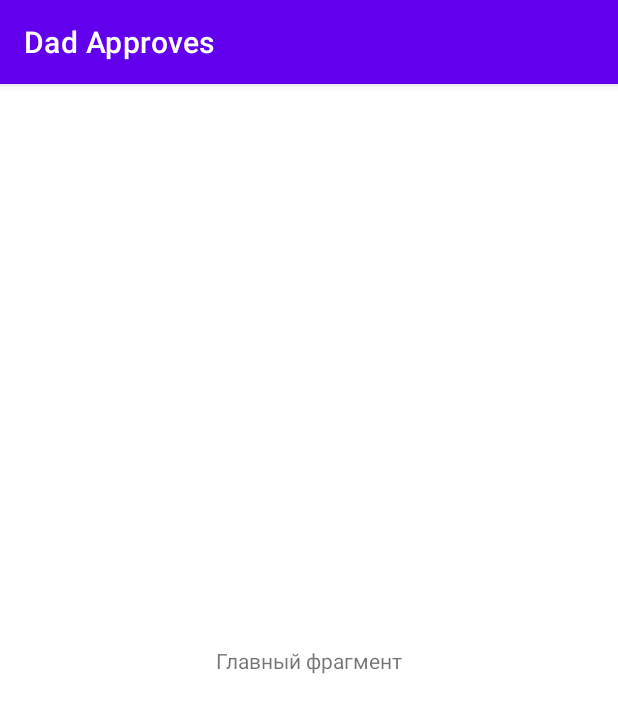
After one commit to stdimensiy/GeekBrains_Course_Popular_libraries_CP_Dad_approves_of_good_jokes_App, an Android app: the fragment MainFragment placed in its activity, on a phone screen of 412 x 824 dp. The commit adds this screen. Shown: the top 713 px of the screen. Run offline under Robolectric (Android 15) with nearby library versions, the phone set to English and light mode, and no system bars; libraries missing offline, so code that uses them is left out: com.github.terrakok.cicerone, moxy.ktx.moxyPresenter; 1 statement that could not run was skipped.

Commit message:
Проект "Папа одобряет" / старт / изм.1.2 - выполнена базовая разметка заглушек фрагментов - созданы пока базовые классы всех (4-х) фрагментов - создан ощий интерфейс BackButtonListener с функцией backPressed() - создан интерфейс IScreens имплементирующий cicerone.Screen в котором обьявлены экраны приложения (4 экрана) - создан класс AndroidScreens реализующий интерфейс IScreens и организующий непосредственно переходы к конкретным фрагментам - создан класс App наследуемый от Application добавляющий функционал cicerone в проект - внесены изменения в manifest в части объявления android:name=".App" - внесены изменения в разметку дефолтной activity_main.xml в которой организован container - создан презентер для MainActivity.kt - внесены изменения в MainActivity.kt подключен презентер, внедрен ViewBinding, реализована первичная нафигация cicerone

```diff
--- a/app/src/main/AndroidManifest.xml
+++ b/app/src/main/AndroidManifest.xml
@@ -4,6 +4,7 @@
     <uses-permission android:name="android.permission.INTERNET"/>
 
     <application
+        android:name=".App"
         android:allowBackup="true"
         android:icon="@mipmap/ic_launcher"
         android:label="@string/app_name"
--- a/app/src/main/java/ru/vdv/myapp/dadapproves/MainActivity.kt
+++ b/app/src/main/java/ru/vdv/myapp/dadapproves/MainActivity.kt
@@ -1,11 +1,40 @@
 package ru.vdv.myapp.dadapproves
 
-import androidx.appcompat.app.AppCompatActivity
 import android.os.Bundle
+import com.github.terrakok.cicerone.androidx.AppNavigator
+import moxy.MvpAppCompatActivity
+import moxy.MvpView
+import moxy.ktx.moxyPresenter
+import ru.vdv.myapp.dadapproves.databinding.ActivityMainBinding
+import ru.vdv.myapp.dadapproves.presentation.interfaces.BackButtonListener
+import ru.vdv.myapp.mygitapiapp.AndroidScreens
+import ru.vdv.myapp.mygitapiapp.MainPresenter
 
-class MainActivity : AppCompatActivity() {
+class MainActivity : MvpAppCompatActivity(), MvpView {
+    val navigator = AppNavigator(this, R.id.container)
+    private val presenter by moxyPresenter { MainPresenter(App.instance.router, AndroidScreens()) }
+    private var vb: ActivityMainBinding? = null
+
     override fun onCreate(savedInstanceState: Bundle?) {
         super.onCreate(savedInstanceState)
-        setContentView(R.layout.activity_main)
+        vb = ActivityMainBinding.inflate(layoutInflater)
+        setContentView(vb?.root)
+    }
+
+    override fun onResumeFragments() {
+        super.onResumeFragments()
+        App.instance.navigatorHolder.setNavigator(navigator)
+    }
+
+    override fun onPause() {
+        super.onPause()
+        App.instance.navigatorHolder.removeNavigator()
+    }
+
+    override fun onBackPressed() {
+        supportFragmentManager.fragments.forEach { fragment ->
+            if (fragment is BackButtonListener && fragment.backPressed()) return
+            presenter.backClicked()
+        }
     }
 }
--- /dev/null
+++ b/app/src/main/java/ru/vdv/myapp/dadapproves/presentation/interfaces/BackButtonListener.kt
@@ -0,0 +1,12 @@
+package ru.vdv.myapp.dadapproves.presentation.interfaces
+
+/**
+ * Общий интерфейс слушателя кнопки возврата
+ *
+ * Планируется реализация в любом фрагменте, где предусмотрена возможность возврата к предыдущему
+ * экрану по системной кнопке "назад"
+ * @return Boolean - нажатия кнопки
+ */
+interface BackButtonListener {
+    fun backPressed(): Boolean
+}
--- /dev/null
+++ b/app/src/main/java/ru/vdv/myapp/dadapproves/presentation/main/MainFragment.kt
@@ -0,0 +1,24 @@
+package ru.vdv.myapp.dadapproves.presentation.main
+
+import android.os.Bundle
+import android.view.LayoutInflater
+import android.view.ViewGroup
+import moxy.MvpAppCompatFragment
+import ru.vdv.myapp.dadapproves.databinding.FragmentMainBinding
+
+class MainFragment : MvpAppCompatFragment() {
+    private var vb: FragmentMainBinding? = null
+
+    companion object {
+        fun newInstance() = MainFragment()
+    }
+
+    override fun onCreateView(
+        inflater: LayoutInflater,
+        container: ViewGroup?,
+        savedInstanceState: Bundle?
+    ) =
+        FragmentMainBinding.inflate(inflater, container, false).also {
+            vb = it
+        }.root
+}
--- a/app/src/main/res/layout/activity_main.xml
+++ b/app/src/main/res/layout/activity_main.xml
@@ -1,18 +1,11 @@
 <?xml version="1.0" encoding="utf-8"?>
-<androidx.constraintlayout.widget.ConstraintLayout xmlns:android="http://schemas.android.com/apk/res/android"
-    xmlns:app="http://schemas.android.com/apk/res-auto"
-    xmlns:tools="http://schemas.android.com/tools"
+<RelativeLayout xmlns:android="http://schemas.android.com/apk/res/android"
     android:layout_width="match_parent"
-    android:layout_height="match_parent"
-    tools:context=".MainActivity">
+    android:layout_height="match_parent">
 
-    <TextView
-        android:layout_width="wrap_content"
-        android:layout_height="wrap_content"
-        android:text="Hello World!"
-        app:layout_constraintBottom_toBottomOf="parent"
-        app:layout_constraintLeft_toLeftOf="parent"
-        app:layout_constraintRight_toRightOf="parent"
-        app:layout_constraintTop_toTopOf="parent" />
+    <FrameLayout
+        android:id="@+id/container"
+        android:layout_width="match_parent"
+        android:layout_height="match_parent" />
 
-</androidx.constraintlayout.widget.ConstraintLayout>
+</RelativeLayout>
--- /dev/null
+++ b/app/src/main/res/layout/fragment_main.xml
@@ -0,0 +1,18 @@
+<?xml version="1.0" encoding="utf-8"?>
+<androidx.constraintlayout.widget.ConstraintLayout xmlns:android="http://schemas.android.com/apk/res/android"
+    xmlns:app="http://schemas.android.com/apk/res-auto"
+    xmlns:tools="http://schemas.android.com/tools"
+    android:layout_width="match_parent"
+    android:layout_height="match_parent"
+    tools:context=".MainActivity">
+
+    <TextView
+        android:layout_width="wrap_content"
+        android:layout_height="wrap_content"
+        android:text="Главный фрагмент"
+        app:layout_constraintBottom_toBottomOf="parent"
+        app:layout_constraintLeft_toLeftOf="parent"
+        app:layout_constraintRight_toRightOf="parent"
+        app:layout_constraintTop_toTopOf="parent" />
+
+</androidx.constraintlayout.widget.ConstraintLayout>
```
Also changed, not shown: app/src/main/java/ru/vdv/myapp/dadapproves/AndroidScreens.kt (added, +42 -0 lines), app/src/main/java/ru/vdv/myapp/dadapproves/App.kt (added, +22 -0 lines), app/src/main/java/ru/vdv/myapp/dadapproves/MainPresenter.kt (added, +18 -0 lines), app/src/main/java/ru/vdv/myapp/dadapproves/presentation/contentview/ContentViewFragment.kt (added, +9 -0 lines), app/src/main/java/ru/vdv/myapp/dadapproves/presentation/dadlock/DadLockFragment.kt (added, +9 -0 lines), app/src/main/java/ru/vdv/myapp/dadapproves/presentation/dadsoffice/DadsOffice.kt (added, +9 -0 lines), app/src/main/java/ru/vdv/myapp/dadapproves/presentation/interfaces/IScreens.kt (added, +30 -0 lines), app/src/main/res/layout/fragment_content_view.xml (added, +18 -0 lines), app/src/main/res/layout/fragment_dad_lock.xml (added, +18 -0 lines), app/src/main/res/layout/fragment_dads_office.xml (added, +18 -0 lines).
